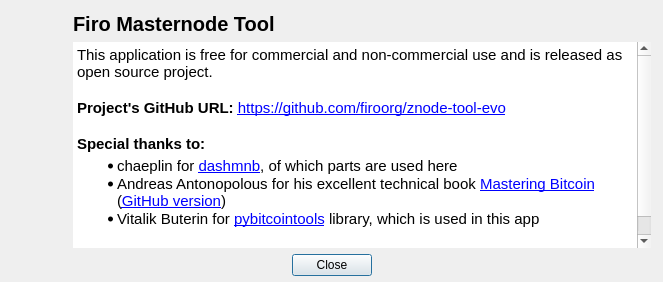
Qt form src/ui/ui_about_dlg.ui (firoorg/firo-masternode-tool) before a commit.
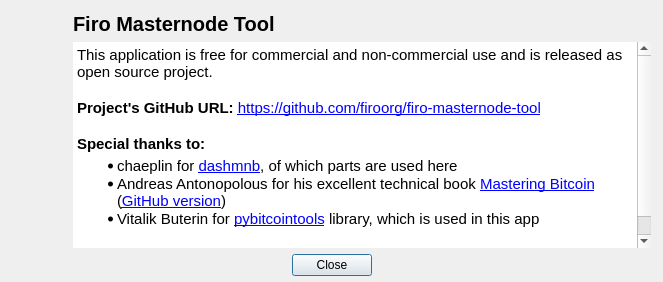
The same form after that commit.

Commit message: Renaming the repo to firo-masternode-tool

The edit to the form file:
```diff
--- a/src/ui/ui_about_dlg.ui
+++ b/src/ui/ui_about_dlg.ui
@@ -134,7 +134,7 @@
 &lt;/style&gt;&lt;/head&gt;&lt;body style=&quot; font-family:'Arial'; font-size:13pt; font-weight:400; font-style:normal;&quot;&gt;
 &lt;p style=&quot; margin-top:0px; margin-bottom:0px; margin-left:0px; margin-right:0px; -qt-block-indent:0; text-indent:0px;&quot;&gt;&lt;span style=&quot; font-size:11pt;&quot;&gt;This application is free for commercial and non-commercial use and is released as open source project.&lt;/span&gt;&lt;/p&gt;
 &lt;p style=&quot; margin-top:0px; margin-bottom:0px; margin-left:0px; margin-right:0px; -qt-block-indent:0; text-indent:0px;&quot;&gt;&lt;span style=&quot; font-size:11pt;&quot;&gt; &lt;/span&gt;&lt;/p&gt;
-&lt;p style=&quot; margin-top:0px; margin-bottom:0px; margin-left:0px; margin-right:0px; -qt-block-indent:0; text-indent:0px;&quot;&gt;&lt;span style=&quot; font-size:11pt; font-weight:600;&quot;&gt;Project's GitHub URL:&lt;/span&gt;&lt;span style=&quot; font-size:11pt;&quot;&gt; &lt;/span&gt;&lt;a href=&quot;https://github.com/firoorg/znode-tool-evo&quot;&gt;&lt;span style=&quot; font-size:11pt; text-decoration: underline; color:#0000ff;&quot;&gt;https://github.com/firoorg/znode-tool-evo&lt;/span&gt;&lt;/a&gt;&lt;span style=&quot; font-size:11pt;&quot;&gt; &lt;/span&gt;&lt;/p&gt;
+&lt;p style=&quot; margin-top:0px; margin-bottom:0px; margin-left:0px; margin-right:0px; -qt-block-indent:0; text-indent:0px;&quot;&gt;&lt;span style=&quot; font-size:11pt; font-weight:600;&quot;&gt;Project's GitHub URL:&lt;/span&gt;&lt;span style=&quot; font-size:11pt;&quot;&gt; &lt;/span&gt;&lt;a href=&quot;https://github.com/firoorg/firo-masternode-tool&quot;&gt;&lt;span style=&quot; font-size:11pt; text-decoration: underline; color:#0000ff;&quot;&gt;https://github.com/firoorg/firo-masternode-tool&lt;/span&gt;&lt;/a&gt;&lt;span style=&quot; font-size:11pt;&quot;&gt; &lt;/span&gt;&lt;/p&gt;
 &lt;p style=&quot;-qt-paragraph-type:empty; margin-top:0px; margin-bottom:0px; margin-left:0px; margin-right:0px; -qt-block-indent:0; text-indent:0px; font-size:11pt;&quot;&gt;&lt;br /&gt;&lt;/p&gt;
 &lt;p style=&quot; margin-top:0px; margin-bottom:0px; margin-left:0px; margin-right:0px; -qt-block-indent:0; text-indent:0px;&quot;&gt;&lt;span style=&quot; font-size:11pt; font-weight:600;&quot;&gt;Special thanks to:&lt;/span&gt;&lt;/p&gt;
 &lt;ul style=&quot;margin-top: 0px; margin-bottom: 0px; margin-left: 0px; margin-right: 0px; -qt-list-indent: 1;&quot;&gt;&lt;li style=&quot; font-size:11pt;&quot; style=&quot; margin-top:4px; margin-bottom:0px; margin-left:0px; margin-right:0px; -qt-block-indent:0; text-indent:0px;&quot;&gt;chaeplin for &lt;a href=&quot;https://github.com/chaeplin/dashmnb&quot;&gt;&lt;span style=&quot; text-decoration: underline; color:#0000ff;&quot;&gt;dashmnb&lt;/span&gt;&lt;/a&gt;, of which parts are used here&lt;/li&gt;
```
The commit also changes 10 other files.
